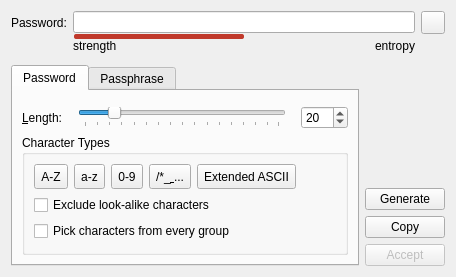
First picture: the form in src/gui/PasswordGeneratorWidget.ui, repository keepassxreboot/keepassxc, before the edit.
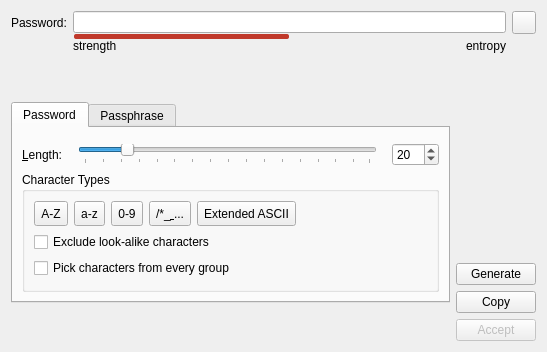
Second picture: the form after the edit. Custom widgets are drawn as their Qt base class.

```diff
--- a/src/gui/PasswordGeneratorWidget.ui
+++ b/src/gui/PasswordGeneratorWidget.ui
@@ -2,6 +2,14 @@
 <ui version="4.0">
  <class>PasswordGeneratorWidget</class>
  <widget class="QWidget" name="PasswordGeneratorWidget">
+  <property name="geometry">
+   <rect>
+    <x>0</x>
+    <y>0</y>
+    <width>547</width>
+    <height>352</height>
+   </rect>
+  </property>
   <property name="sizePolicy">
    <sizepolicy hsizetype="Preferred" vsizetype="Fixed">
     <horstretch>0</horstretch>
```
Left out of the diff: 2 changed lines with no effect on the pictures.
